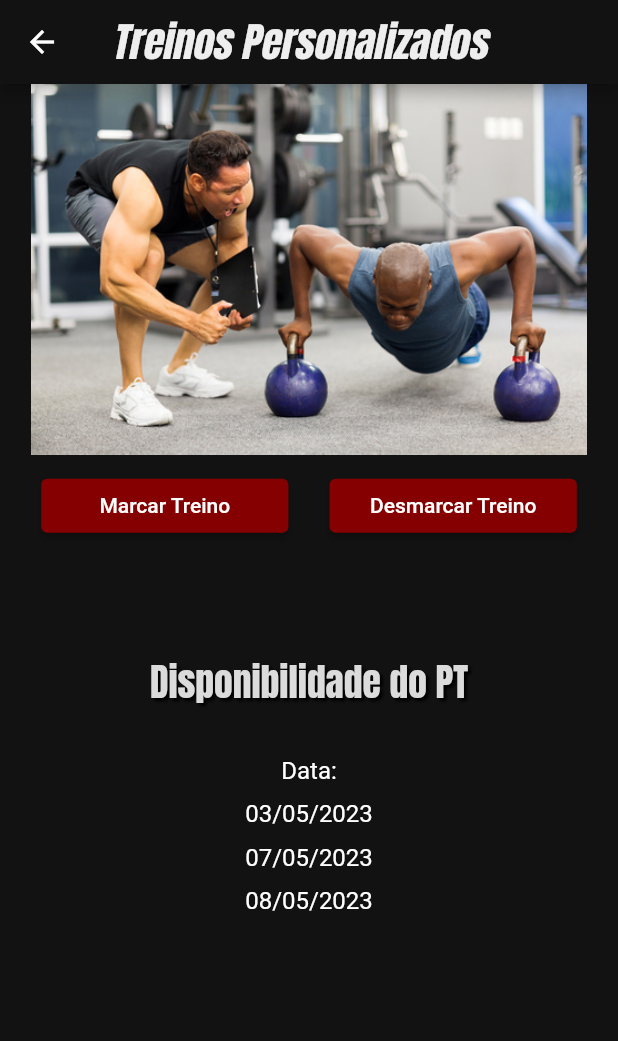
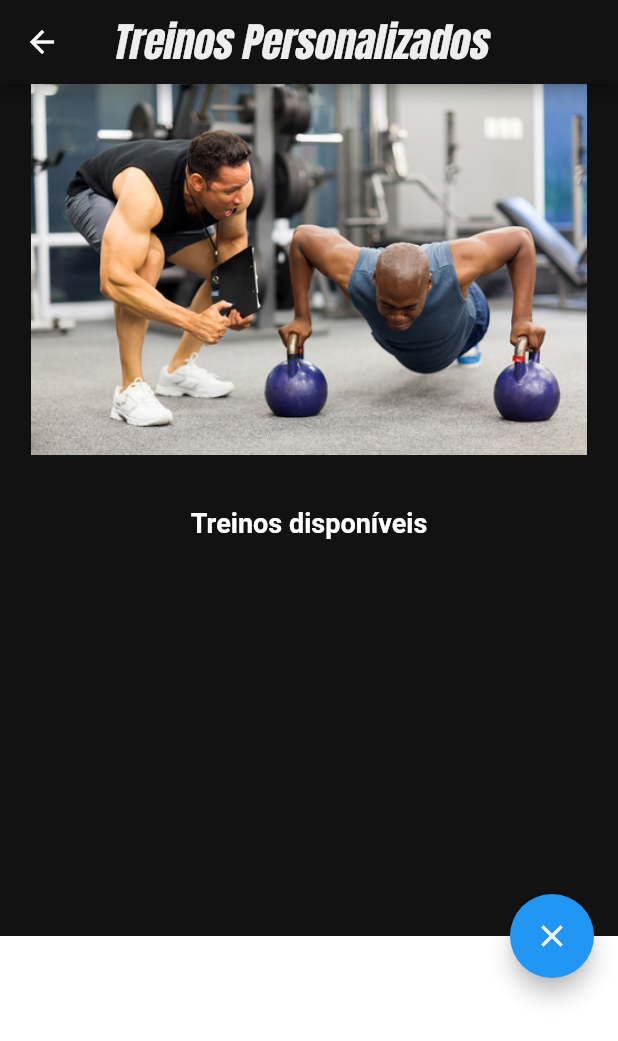
Before and after one commit to DEISI-ULHT-TFC-2022-23/TFC-DEISI280-EthicalFitness, a Flutter app: the PersonalizedWorkoutsPage screen opened directly, after a tap on "Marcar Treino", on a phone screen of 412 x 824 dp. Shown: the top 1041 px of the screen. Run offline on Flutter 3.47's test engine with Material 2 defaults, Android fonts, the light colour scheme and no system bars; our stand-ins replace cloud_firestore, firebase_auth, firebase_core, google_fonts, syncfusion_flutter_calendar, video_player; missing offline and left inert: syncfusion_flutter_core; accounts and stored records are empty.

Commit message:
BackUp 9

```diff
--- a/lib/groupClassesPage.dart
+++ b/lib/groupClassesPage.dart
@@ -21,12 +21,6 @@
 }
 
 class _GroupClassesPageState extends State<GroupClassesPage> {
-//  Stream<List<User>> readUsers() => FirebaseFirestore.instance
-//      .collection('aulas')
-//      .snapshots()
-//      .map((snapshot) =>
-//          snapshot.docs.map((doc) => User.fromJson(doc.data())).toList());
-
   Stream<List<Aula>> readUsers() => FirebaseFirestore.instance
       .collection('aulas')
       .snapshots()
--- a/lib/personalizedWorkoutsPage.dart
+++ b/lib/personalizedWorkoutsPage.dart
@@ -1,16 +1,53 @@
+import 'package:ethicalfitness_2/treinos.dart';
 import 'package:flutter/material.dart';
 import 'package:google_fonts/google_fonts.dart';
+import 'package:cloud_firestore/cloud_firestore.dart';
+import 'package:firebase_core/firebase_core.dart';
+import 'package:intl/intl.dart';
+import 'popup_content2.dart';
 
-class PersonalizedWorkoutsPage extends StatelessWidget {
+enum PopupMode {
+  mark,
+  unmark,
+}
+
+class PersonalizedWorkoutsPage extends StatefulWidget {
+  static const String title = 'Setup Firebase';
+
   const PersonalizedWorkoutsPage({Key? key}) : super(key: key);
+
+  @override
+  _PersonalizedWorkoutsPage createState() => _PersonalizedWorkoutsPage();
+}
+
+class _PersonalizedWorkoutsPage extends State<PersonalizedWorkoutsPage> {
+  Stream<List<Treino>> readUsers() => FirebaseFirestore.instance
+      .collection('treinos')
+      .snapshots()
+      .map((snapshot) => snapshot.docs
+          .map((doc) => Treino.fromJson(doc.data())..id = doc.id)
+          .toList());
+
+  PopupMode? _popupMode;
+
+  void _handleMarkTreinoClick() {
+    setState(() {
+      _popupMode = PopupMode.mark;
+    });
+  }
+
+  void _handleUnmarkTreinoClick() {
+    setState(() {
+      _popupMode = PopupMode.unmark;
+    });
+  }
 
   @override
   Widget build(BuildContext context) {
     return Scaffold(
       appBar: AppBar(
         title: Transform(
-          transform: Matrix4.skewX(
-              -0.2), // skew the text by 0.3 radians (about 17 degrees)
+          transform: Matrix4.skewX(-0.2),
           child: Text(
             'Treinos Personalizados',
             style: GoogleFonts.anton(
@@ -26,7 +63,9 @@
         centerTitle: true,
       ),
       backgroundColor: const Color.fromARGB(255, 18, 18, 18),
-      body: Column(
+      body: Center(
+        child: Column(
+          mainAxisAlignment: MainAxisAlignment.center,
           children: [
             SizedBox(
               height: MediaQuery.of(context).size.height * 0.3,
@@ -34,19 +73,49 @@
                 image: AssetImage('images/treinoPersonalizado.jpg'),
               ),
             ),
-          const SizedBox(height: 10),
+            const SizedBox(height: 35),
+            const Text(
+              'Treinos disponíveis',
+              style: TextStyle(
+                color: Colors.white,
+                fontSize: 18,
+                fontWeight: FontWeight.bold,
+              ),
+            ),
+            const SizedBox(height: 20),
+            Expanded(
+              child: StreamBuilder<List<Treino>>(
+                stream: readUsers(),
+                builder: (context, snapshot) {
+                  if (snapshot.hasError) {
+                    return Text(
+                      'Não tem dados! ${snapshot.error}',
+                      style: const TextStyle(
+                        color: Colors.white,
+                      ),
+                    );
+                  } else if (snapshot.hasData) {
+                    final users = snapshot.data!;
+
+                    return ListView(
+                      children: users.map(buildUser).toList(),
+                    );
+                  } else {
+                    return const Center(child: CircularProgressIndicator());
+                  }
+                },
+              ),
+            ),
+            const SizedBox(height: 25),
             Row(
               mainAxisAlignment: MainAxisAlignment.spaceEvenly,
               children: [
                 SizedBox(
                   width: MediaQuery.of(context).size.width * 0.4,
                   child: ElevatedButton(
-                  onPressed: () {
-                    // TODO: Implement schedule classes functionality
-                  },
+                    onPressed: _handleMarkTreinoClick,
                     style: ElevatedButton.styleFrom(
-                    backgroundColor: const Color.fromARGB(255, 133, 0,
-                        0), // sets the button's background color to red
+                      backgroundColor: const Color.fromARGB(255, 133, 0, 0),
                     ),
                     child: const Text('Marcar Treino'),
                   ),
@@ -54,80 +123,56 @@
                 SizedBox(
                   width: MediaQuery.of(context).size.width * 0.4,
                   child: ElevatedButton(
-                  onPressed: () {
-                    // TODO: Implement cancel classes functionality
-                  },
+                    onPressed: _handleUnmarkTreinoClick,
                     style: ElevatedButton.styleFrom(
-                    backgroundColor: const Color.fromARGB(255, 133, 0,
-                        0), // sets the button's background color to red
+                      backgroundColor: const Color.fromARGB(255, 133, 0, 0),
                     ),
                     child: const Text('Desmarcar Treino'),
                   ),
                 ),
               ],
             ),
-          const SizedBox(height: 75),
-          Text(
-            'Disponibilidade do PT',
-            style: GoogleFonts.anton(
-              textStyle: const TextStyle(
-                fontSize: 25,
-                color: Color.fromARGB(255, 219, 219, 219),
-                shadows: [
-                  Shadow(
-                    color: Colors.black,
-                    blurRadius: 2,
-                    offset: Offset(2, 2),
-                  )
           ],
         ),
       ),
-            textAlign: TextAlign.center,
-          ),
-          const SizedBox(height: 30),
-          Row(
-            mainAxisAlignment: MainAxisAlignment.spaceEvenly,
-            children: [
-              Column(
-                mainAxisAlignment: MainAxisAlignment.center,
-                children: const [
-                  Text(
-                    'Data:',
-                    style: TextStyle(
-                      color: Colors.white,
-                      fontSize: 16,
+      floatingActionButton: Visibility(
+        visible: _popupMode != null,
+        child: FloatingActionButton(
+          onPressed: () {
+            setState(() {
+              _popupMode = null;
+            });
+          },
+          child: const Icon(Icons.close),
         ),
       ),
-                  SizedBox(height: 10),
-                  Text(
-                    '03/05/2023',
-                    style: TextStyle(
-                      color: Colors.white,
-                      fontSize: 16,
-                    ),
-                  ),
-                  SizedBox(height: 10),
-                  Text(
-                    '07/05/2023',
-                    style: TextStyle(
-                      color: Colors.white,
-                      fontSize: 16,
-                    ),
-                  ),
-                  SizedBox(height: 10),
-                  Text(
-                    '08/05/2023',
-                    style: TextStyle(
-                      color: Colors.white,
-                      fontSize: 16,
-                    ),
-                  ),
-                ],
-              ),
-            ],
-          ),
-        ],
-      ),
+      bottomSheet: _buildPopupContent2(),
     );
   }
+
+  Widget buildUser(Treino user) => ListTile(
+        leading: CircleAvatar(
+          backgroundColor: const Color.fromARGB(255, 0, 60, 145),
+          child: Text(DateFormat('dd').format(user.data)),
+        ),
+        title: Text(
+          user.pt,
+          style: const TextStyle(color: Colors.white),
+        ),
+        subtitle: Text(
+          DateFormat('HH:mm').format(user.data),
+          style: const TextStyle(color: Colors.white),
+        ),
+        trailing: user.isMarcada ? Icon(Icons.check) : Icon(Icons.close),
+      );
+
+  Widget _buildPopupContent2() {
+    if (_popupMode == PopupMode.mark) {
+      return MarkTreinoPopupContent();
+    } else if (_popupMode == PopupMode.unmark) {
+      return UnmarkTreinoPopupContent();
+    } else {
+      return const SizedBox.shrink();
     }
+  }
+}
--- /dev/null
+++ b/lib/popup_content2.dart
@@ -0,0 +1,79 @@
+import 'package:ethicalfitness_2/treinos.dart';
+import 'package:flutter/material.dart';
+import 'package:cloud_firestore/cloud_firestore.dart';
+
+class MarkTreinoPopupContent extends StatelessWidget {
+  @override
+  Widget build(BuildContext context) {
+    return Container(
+      height: 200,
+      color: Colors.white,
+      child: StreamBuilder<List<Treino>>(
+        stream:
+            FirebaseFirestore.instance.collection('treinos').snapshots().map(
+                  (snapshot) => snapshot.docs
+                      .map((doc) => Treino.fromJson(doc.data()))
+                      .toList(),
+                ),
+        builder: (context, snapshot) {
+          if (snapshot.hasData) {
+            final aulas = snapshot.data!;
+            return ListView.builder(
+              itemCount: aulas.length,
+              itemBuilder: (context, index) {
+                final aula = aulas[index];
+                return ListTile(
+                  title: Text(aula.pt),
+                  subtitle: Text(aula.data.toString()),
+                  onTap: () {},
+                );
+              },
+            );
+          } else if (snapshot.hasError) {
+            return Text('Erro ao carregar as aulas: ${snapshot.error}');
+          } else {
+            return const Center(child: CircularProgressIndicator());
+          }
+        },
+      ),
+    );
+  }
+}
+
+class UnmarkTreinoPopupContent extends StatelessWidget {
+  @override
+  Widget build(BuildContext context) {
+    return Container(
+      height: 200,
+      color: Colors.white,
+      child: StreamBuilder<List<Treino>>(
+        stream:
+            FirebaseFirestore.instance.collection('treinos').snapshots().map(
+                  (snapshot) => snapshot.docs
+                      .map((doc) => Treino.fromJson(doc.data()))
+                      .toList(),
+                ),
+        builder: (context, snapshot) {
+          if (snapshot.hasData) {
+            final aulas = snapshot.data!;
+            return ListView.builder(
+              itemCount: aulas.length,
+              itemBuilder: (context, index) {
+                final aula = aulas[index];
+                return ListTile(
+                  title: Text(aula.pt),
+                  subtitle: Text(aula.data.toString()),
+                  onTap: () {},
+                );
+              },
+            );
+          } else if (snapshot.hasError) {
+            return Text('Erro ao carregar as aulas: ${snapshot.error}');
+          } else {
+            return const Center(child: CircularProgressIndicator());
+          }
+        },
+      ),
+    );
+  }
+}
--- /dev/null
+++ b/lib/treinos.dart
@@ -0,0 +1,29 @@
+import 'package:cloud_firestore/cloud_firestore.dart';
+
+class Treino {
+  String id;
+  final String pt;
+  final DateTime data;
+  final bool isMarcada;
+
+  Treino({
+    this.id = '',
+    required this.pt,
+    required this.data,
+    this.isMarcada = false,
+  });
+
+  Map<String, dynamic> toJson() => {
+        'id': id,
+        'pt': pt,
+        'data': data,
+        'isMarcada': isMarcada,
+      };
+
+  static Treino fromJson(Map<String, dynamic> json) => Treino(
+        id: json['id'] ?? '',
+        pt: json['pt'],
+        data: (json['data'] as Timestamp).toDate(),
+        isMarcada: json['isMarcada'],
+      );
+}
```
Also changed, not shown: lib/popup_content.dart (+77 -19 lines). Lines whose indentation alone changed are shown as unchanged.
